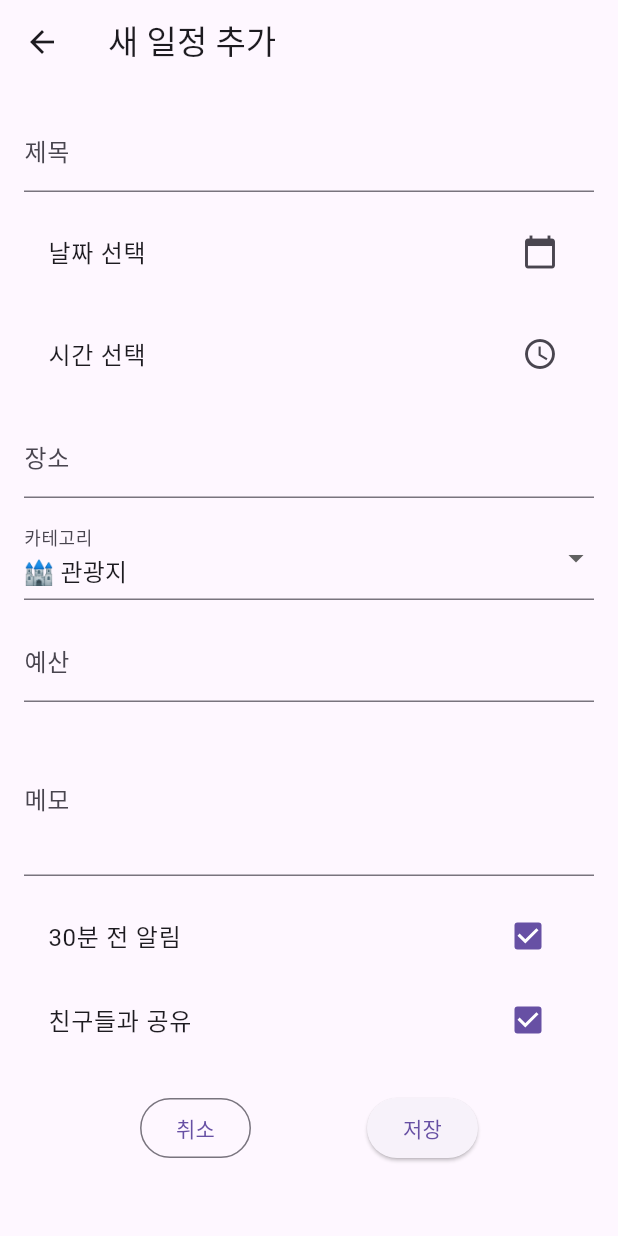
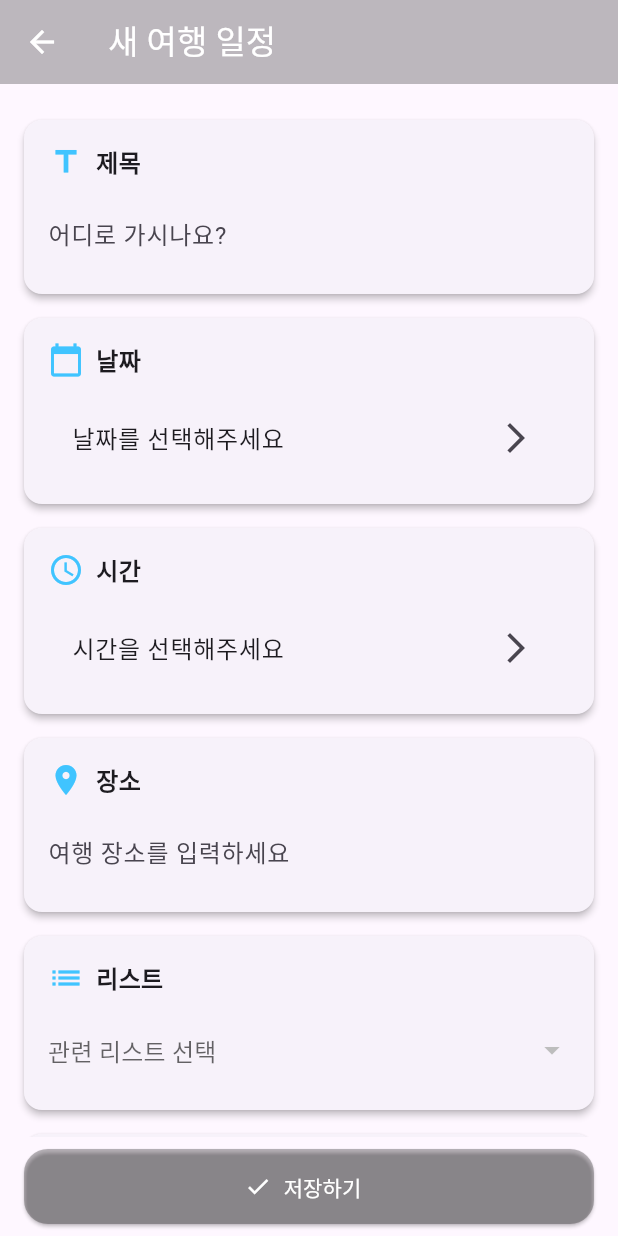
Before and after one commit to 001014k/TripNest, a Flutter app: the ScheduleEditorView screen opened directly, on a phone screen of 412 x 824 dp. Run offline on Flutter 3.47's test engine with Material 3 defaults, Android fonts, the phone set to English and light mode, and no system bars; our stand-ins replace app_links, connectivity_plus, flutter_slidable, flutter_zoom_drawer, geocoding, geolocator and 8 more; missing offline and left inert: google_maps_cluster_manager, receive_sharing_intent; accounts and stored records are empty.

Commit message:
20250723 (카테고리 부분 제거 리스트로 대체 작업 및 수정)

```diff
--- a/lib/views/calender/schedule_editor_view.dart
+++ b/lib/views/calender/schedule_editor_view.dart
@@ -10,29 +10,49 @@ class ScheduleEditorView extends StatelessWidget {
     final event = ModalRoute.of(context)?.settings.arguments as Map<String, dynamic>?;
 
     return ChangeNotifierProvider(
-      create: (_) => ScheduleEditorViewModel()..initializeWith(event),
+      create: (_) {
+        final vm = ScheduleEditorViewModel();
+        vm.initializeWith(event);
+        return vm;
+      },
       child: Scaffold(
         appBar: AppBar(
+          backgroundColor: Colors.black26,
           title: Consumer<ScheduleEditorViewModel>(
-            builder: (context, vm, _) => Text(vm.isEditMode ? "일정 수정" : "새 일정 추가"),
+            builder: (context, vm, _) => Text(
+              vm.isEditMode ? "여정 수정하기" : "새 여행 일정",
+              style: const TextStyle(color: Colors.white),
             ),
           ),
-        body: Padding(
+          iconTheme: const IconThemeData(color: Colors.white),
+        ),
+        body: Consumer<ScheduleEditorViewModel>(
+          builder: (context, vm, _) => Column(
+            children: [
+              Expanded(
+                child: ListView(
                   padding: const EdgeInsets.all(16),
-          child: Consumer<ScheduleEditorViewModel>(
-            builder: (context, vm, _) => ListView(
                   children: [
-                TextField(
-                  decoration: const InputDecoration(labelText: '제목'),
-                  onChanged: (value) => vm.title = value,
-                  controller: TextEditingController(text: vm.title),
+                    _buildCard(
+                      icon: Icons.title,
+                      label: '제목',
+                      child: TextFormField(
+                        initialValue: vm.title,
+                        onChanged: (val) => vm.title = val,
+                        decoration: const InputDecoration(
+                          hintText: '어디로 가시나요?',
+                          border: InputBorder.none,
                         ),
-                const SizedBox(height: 12),
-                ListTile(
+                      ),
+                    ),
+                    _buildCard(
+                      icon: Icons.calendar_today,
+                      label: '날짜',
+                      child: ListTile(
                         title: Text(vm.date != null
-                      ? '날짜: ${vm.date!.toLocal().toIso8601String().split("T")[0]}'
-                      : '날짜 선택'),
-                  trailing: const Icon(Icons.calendar_today),
+                            ? '${vm.date!.year}-${vm.date!.month}-${vm.date!.day}'
+                            : '날짜를 선택해주세요'),
+                        trailing: const Icon(Icons.arrow_forward_ios),
                         onTap: () async {
                           final selected = await showDatePicker(
                             context: context,
@@ -46,12 +66,15 @@ class ScheduleEditorView extends StatelessWidget {
                           }
                         },
                       ),
-                const SizedBox(height: 12),
-                ListTile(
+                    ),
+                    _buildCard(
+                      icon: Icons.access_time,
+                      label: '시간',
+                      child: ListTile(
                         title: Text(vm.time != null
-                      ? '시간: ${vm.time!.format(context)}'
-                      : '시간 선택'),
-                  trailing: const Icon(Icons.access_time),
+                            ? vm.time!.format(context)
+                            : '시간을 선택해주세요'),
+                        trailing: const Icon(Icons.arrow_forward_ios),
                         onTap: () async {
                           final selected = await showTimePicker(
                             context: context,
@@ -63,78 +86,147 @@ class ScheduleEditorView extends StatelessWidget {
                           }
                         },
                       ),
-                const SizedBox(height: 12),
-                TextField(
-                  decoration: const InputDecoration(labelText: '장소'),
-                  onChanged: (value) => vm.location = value,
-                  controller: TextEditingController(text: vm.location),
                     ),
-                const SizedBox(height: 12),
-                DropdownButtonFormField(
-                  value: vm.category,
-                  items: const [
-                    DropdownMenuItem(value: '관광지', child: Text('🏰 관광지')),
-                    DropdownMenuItem(value: '식사', child: Text('🍽️ 식사')),
-                  ],
-                  onChanged: (value) {
-                    if (value != null) {
-                      vm.category = value;
+                    _buildCard(
+                      icon: Icons.place,
+                      label: '장소',
+                      child: TextFormField(
+                        initialValue: vm.location,
+                        onChanged: (val) => vm.location = val,
+                        decoration: const InputDecoration(
+                          hintText: '여행 장소를 입력하세요',
+                          border: InputBorder.none,
+                        ),
+                      ),
+                    ),
+                    _buildCard(
+                      icon: Icons.list,
+                      label: '리스트',
+                      child: DropdownButtonFormField<String>(
+                        value: vm.selectedListId,
+                        decoration: const InputDecoration(
+                          hintText: '관련 리스트 선택',
+                          border: InputBorder.none,
+                        ),
+                        items: vm.userLists.map((item) {
+                          return DropdownMenuItem<String>(
+                            value: item['id'],
+                            child: Text(item['name']),
+                          );
+                        }).toList(),
+                        onChanged: (val) {
+                          vm.selectedListId = val;
                           vm.notifyListeners();
-                    }
                         },
-                  decoration: const InputDecoration(labelText: '카테고리'),
                       ),
-                const SizedBox(height: 12),
-                TextField(
-                  decoration: const InputDecoration(labelText: '예산'),
-                  onChanged: (value) => vm.budget = value,
-                  controller: TextEditingController(text: vm.budget),
                     ),
-                const SizedBox(height: 12),
-                TextField(
-                  decoration: const InputDecoration(labelText: '메모'),
+                    _buildCard(
+                      icon: Icons.attach_money,
+                      label: '예산',
+                      child: TextFormField(
+                        initialValue: vm.budget,
+                        keyboardType: TextInputType.number,
+                        onChanged: (val) => vm.budget = val,
+                        decoration: const InputDecoration(
+                          hintText: '예산 입력 (원)',
+                          border: InputBorder.none,
+                        ),
+                      ),
+                    ),
+                    _buildCard(
+                      icon: Icons.notes,
+                      label: '메모',
+                      child: TextFormField(
+                        initialValue: vm.memo,
                         maxLines: 3,
-                  onChanged: (value) => vm.memo = value,
-                  controller: TextEditingController(text: vm.memo),
+                        onChanged: (val) => vm.memo = val,
+                        decoration: const InputDecoration(
+                          hintText: '메모를 남겨보세요',
+                          border: InputBorder.none,
                         ),
-                const SizedBox(height: 12),
-                CheckboxListTile(
+                      ),
+                    ),
+                    const SizedBox(height: 8),
+                    SwitchListTile(
                       value: vm.alarm,
                       onChanged: (val) {
-                    vm.alarm = val ?? true;
+                        vm.alarm = val;
                         vm.notifyListeners();
                       },
-                  title: const Text('30분 전 알림'),
+                      title: const Text('30분 전 알림 설정'),
+                      secondary: const Icon(Icons.notifications_active),
                     ),
-                CheckboxListTile(
+                    SwitchListTile(
                       value: vm.shareWithFriends,
                       onChanged: (val) {
-                    vm.shareWithFriends = val ?? true;
+                        vm.shareWithFriends = val;
                         vm.notifyListeners();
                       },
-                  title: const Text('친구들과 공유'),
+                      title: const Text('친구와 공유하기'),
+                      secondary: const Icon(Icons.group),
                     ),
-                const SizedBox(height: 20),
-                Row(
-                  mainAxisAlignment: MainAxisAlignment.spaceEvenly,
-                  children: [
-                    OutlinedButton(
-                      onPressed: () => Navigator.pop(context),
-                      child: const Text('취소'),
+                  ],
                 ),
-                    ElevatedButton(
+              ),
+              SafeArea(
+                child: Padding(
+                  padding: const EdgeInsets.symmetric(horizontal: 16, vertical: 8),
+                  child: ElevatedButton.icon(
+                    icon: const Icon(Icons.check),
+                    label: const Text('저장하기'),
                     onPressed: () async {
                       await vm.saveSchedule();
-                        Navigator.pop(context, true); // 저장 완료 후 결과 반환
+                      Navigator.pop(context, true);
                     },
-                      child: const Text('저장'),
+                    style: ElevatedButton.styleFrom(
+                      backgroundColor: Colors.black26,
+                      foregroundColor: Colors.white,
+                      minimumSize: const Size.fromHeight(50),
+                      shape: RoundedRectangleBorder(
+                        borderRadius: BorderRadius.circular(16),
                       ),
-                  ],
+                    ),
+                  ),
+                ),
               ),
             ],
           ),
         ),
       ),
+    );
+  }
+
+  Widget _buildCard({
+    required IconData icon,
+    required String label,
+    required Widget child,
+  }) {
+    return Card(
+      shape: RoundedRectangleBorder(borderRadius: BorderRadius.circular(12)),
+      margin: const EdgeInsets.symmetric(vertical: 8),
+      elevation: 2,
+      child: Padding(
+        padding: const EdgeInsets.all(16),
+        child: Column(
+          crossAxisAlignment: CrossAxisAlignment.start,
+          children: [
+            Row(
+              children: [
+                Icon(icon, color: Colors.lightBlueAccent),
+                const SizedBox(width: 8),
+                Text(
+                  label,
+                  style: const TextStyle(
+                    fontWeight: FontWeight.bold,
+                    fontSize: 16,
+                  ),
+                ),
+              ],
+            ),
+            const SizedBox(height: 12),
+            child,
+          ],
+        ),
       ),
     );
   }
```
Also changed, not shown: lib/viewmodels/calender/schedule_editor_viewmodel.dart (+32 -17 lines), lib/views/calender/daily_schedule_view.dart (+44 -12 lines). Lines whose indentation alone changed are shown as unchanged.
